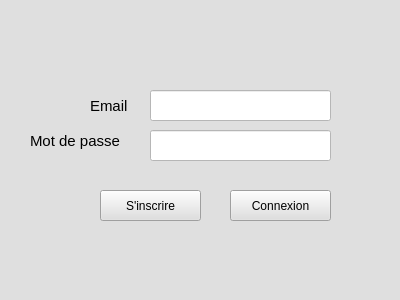
Qt form mainwindow.ui (Nainterceptor/3pjt-cubbyhole-sync) before a commit.
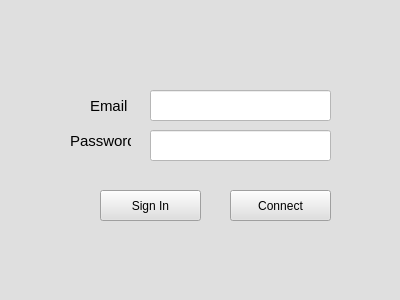
The same form after that commit. Icons and pictures are not drawn.

What changed in the file:
```diff
--- a/mainwindow.ui
+++ b/mainwindow.ui
@@ -39,7 +39,7 @@
      </rect>
     </property>
     <property name="text">
-     <string>Connexion</string>
+     <string>Connect</string>
     </property>
    </widget>
    <widget class="QLineEdit" name="lineEdit">
@@ -88,7 +88,7 @@
      <rect>
       <x>90</x>
       <y>90</y>
-      <width>51</width>
+      <width>41</width>
       <height>31</height>
      </rect>
     </property>
@@ -107,9 +107,9 @@
    <widget class="QLabel" name="label_2">
     <property name="geometry">
      <rect>
-      <x>30</x>
+      <x>70</x>
       <y>120</y>
-      <width>111</width>
+      <width>61</width>
       <height>41</height>
      </rect>
     </property>
@@ -119,7 +119,7 @@
      </font>
     </property>
     <property name="text">
-     <string>Mot de passe</string>
+     <string>Password</string>
     </property>
    </widget>
    <widget class="QLabel" name="label_3">
@@ -155,7 +155,7 @@
      </rect>
     </property>
     <property name="text">
-     <string>S'inscrire</string>
+     <string>Sign In</string>
     </property>
    </widget>
   </widget>
```
Left out of the diff: 4 changed lines with no effect on the pictures.
